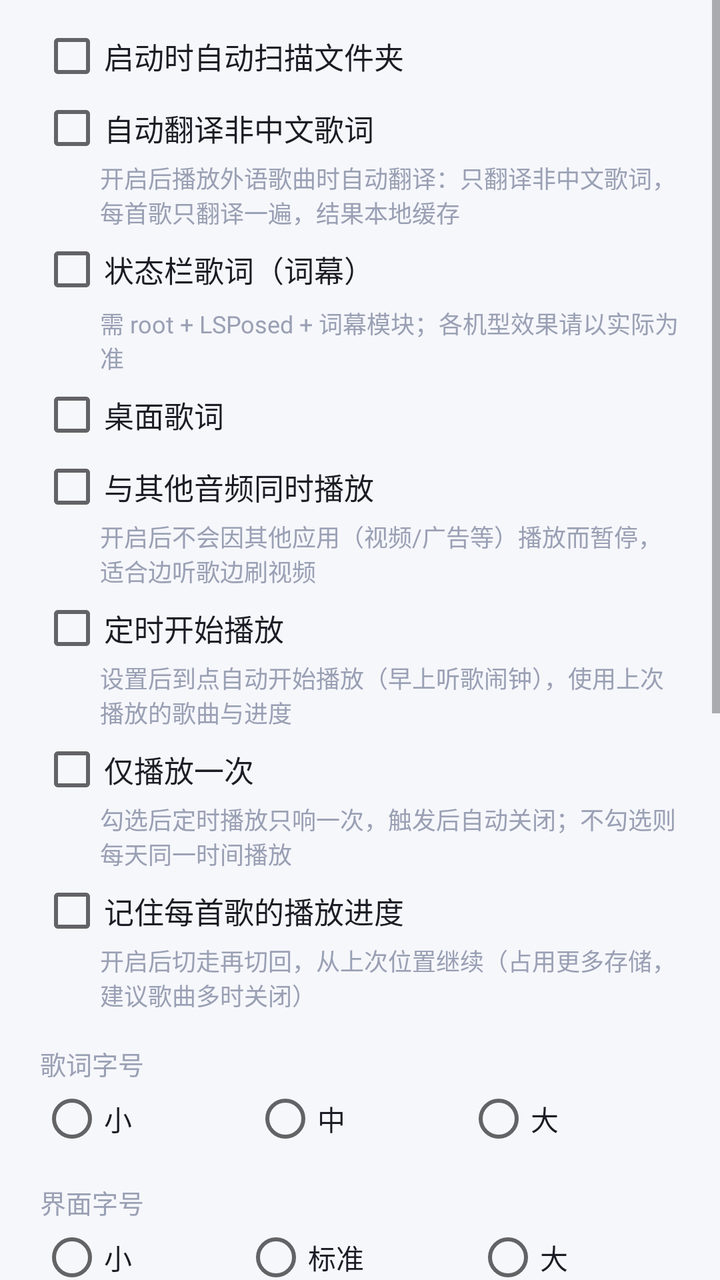
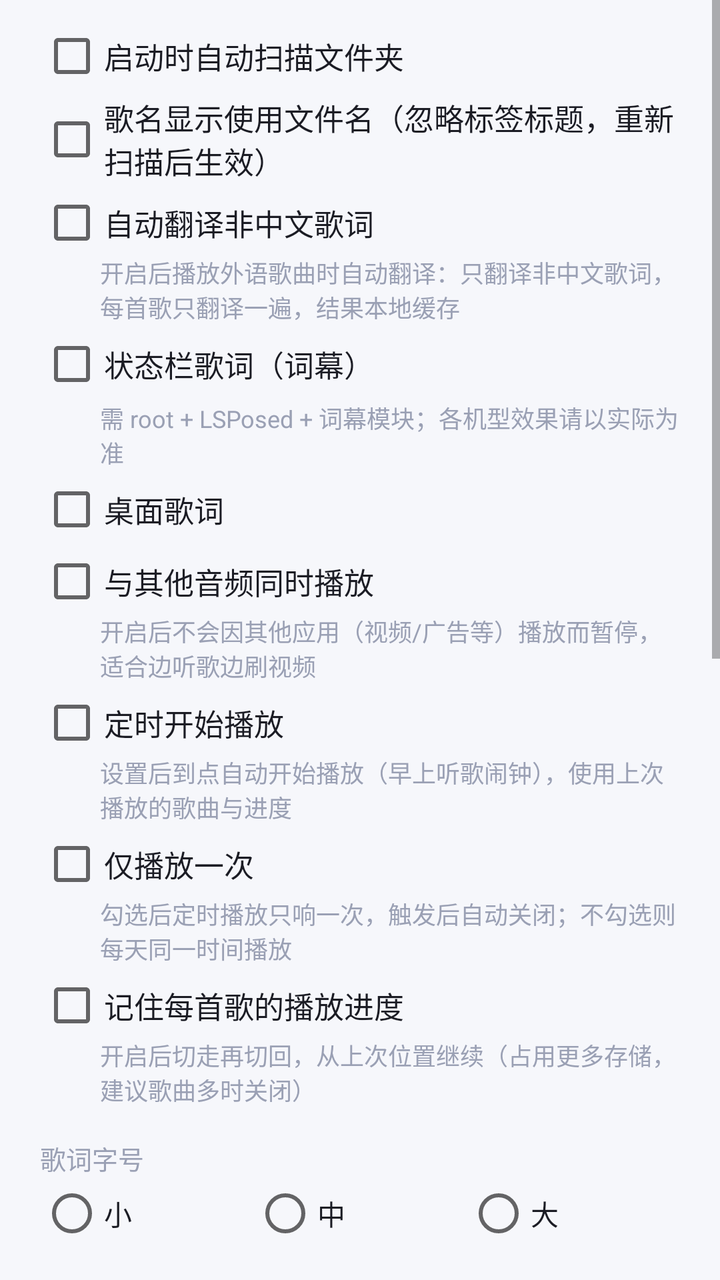

Before-and-after screenshots of an Android layout around one commit, followed by the original layout XML and the change that was made.
<!-- AndroidManifest.xml: application theme Theme.SubtitlePlayer -->
<!-- res/layout/settings_dialog.xml -->
<?xml version="1.0" encoding="utf-8"?>
<ScrollView xmlns:android="http://schemas.android.com/apk/res/android"
    android:layout_width="match_parent"
    android:layout_height="wrap_content">

    <LinearLayout
        android:layout_width="match_parent"
        android:layout_height="wrap_content"
        android:orientation="vertical"
        android:paddingStart="20dp"
        android:paddingEnd="20dp"
        android:paddingTop="12dp"
        android:paddingBottom="4dp">

        <CheckBox
            android:id="@+id/chkAutoScan"
            android:layout_width="match_parent"
            android:layout_height="wrap_content"
            android:text="@string/auto_scan"
            android:textColor="@color/text_primary"
            android:textSize="15sp" />

        <CheckBox
            android:id="@+id/chkAutoTrans"
            android:layout_width="match_parent"
            android:layout_height="wrap_content"
            android:layout_marginTop="4dp"
            android:text="@string/auto_trans"
            android:textColor="@color/text_primary"
            android:textSize="15sp" />

        <TextView
            android:layout_width="match_parent"
            android:layout_height="wrap_content"
            android:layout_marginStart="30dp"
            android:text="@string/auto_trans_hint"
            android:textColor="@color/text_hint"
            android:textSize="12sp" />

        <CheckBox
            android:id="@+id/chkLyricon"
            android:layout_width="match_parent"
            android:layout_height="wrap_content"
            android:layout_marginTop="4dp"
            android:text="@string/lyricon_enabled"
            android:textColor="@color/text_primary"
            android:textSize="15sp" />

        <TextView
            android:layout_width="match_parent"
            android:layout_height="wrap_content"
            android:layout_marginStart="30dp"
            android:layout_marginTop="2dp"
            android:text="@string/lyricon_hint"
            android:textColor="@color/text_hint"
            android:textSize="12sp" />

        <CheckBox
            android:id="@+id/chkDesktopLyrics"
            android:layout_width="match_parent"
            android:layout_height="wrap_content"
            android:layout_marginTop="4dp"
            android:text="@string/desktop_lyrics_label"
            android:textColor="@color/text_primary"
            android:textSize="15sp" />

        <LinearLayout
            android:id="@+id/lyricsGroup"
            android:layout_width="match_parent"
            android:layout_height="wrap_content"
            android:layout_marginStart="30dp"
            android:orientation="vertical"
            android:visibility="gone">

            <TextView
                android:layout_width="match_parent"
                android:layout_height="wrap_content"
                android:layout_marginTop="8dp"
                android:text="@string/desktop_lyrics_size_label"
                android:textColor="@color/text_hint"
                android:textSize="13sp" />

            <RadioGroup
                android:id="@+id/rgDesktopSize"
                android:layout_width="match_parent"
                android:layout_height="wrap_content"
                android:orientation="horizontal">

                <RadioButton
                    android:id="@+id/rbDesktopSizeS"
                    android:layout_width="wrap_content"
                    android:layout_height="wrap_content"
                    android:layout_weight="1"
                    android:tag="0"
                    android:text="@string/size_small"
                    android:textColor="@color/text_primary" />

                <RadioButton
                    android:id="@+id/rbDesktopSizeM"
                    android:layout_width="wrap_content"
                    android:layout_height="wrap_content"
                    android:layout_weight="1"
                    android:tag="1"
                    android:text="@string/size_medium"
                    android:textColor="@color/text_primary" />

                <RadioButton
                    android:id="@+id/rbDesktopSizeL"
                    android:layout_width="wrap_content"
                    android:layout_height="wrap_content"
                    android:layout_weight="1"
                    android:tag="2"
                    android:text="@string/size_large"
                    android:textColor="@color/text_primary" />
            </RadioGroup>

            <TextView
                android:layout_width="match_parent"
                android:layout_height="wrap_content"
                android:layout_marginTop="8dp"
                android:text="@string/desktop_lyrics_alpha_label"
                android:textColor="@color/text_hint"
                android:textSize="13sp" />

            <RadioGroup
                android:id="@+id/rgDesktopAlpha"
                android:layout_width="match_parent"
                android:layout_height="wrap_content"
                android:orientation="horizontal">

                <RadioButton
                    android:id="@+id/rbDesktopAlpha0"
                    android:layout_width="wrap_content"
                    android:layout_height="wrap_content"
                    android:layout_weight="1"
                    android:tag="0"
                    android:text="@string/desktop_lyrics_alpha_0"
                    android:textColor="@color/text_primary" />

                <RadioButton
                    android:id="@+id/rbDesktopAlpha1"
                    android:layout_width="wrap_content"
                    android:layout_height="wrap_content"
                    android:layout_weight="1"
                    android:tag="1"
                    android:text="@string/desktop_lyrics_alpha_1"
                    android:textColor="@color/text_primary" />

                <RadioButton
                    android:id="@+id/rbDesktopAlpha2"
                    android:layout_width="wrap_content"
                    android:layout_height="wrap_content"
                    android:layout_weight="1"
                    android:tag="2"
                    android:text="@string/desktop_lyrics_alpha_2"
                    android:textColor="@color/text_primary" />

                <RadioButton
                    android:id="@+id/rbDesktopAlpha3"
                    android:layout_width="wrap_content"
                    android:layout_height="wrap_content"
                    android:layout_weight="1"
                    android:tag="3"
                    android:text="@string/desktop_lyrics_alpha_3"
                    android:textColor="@color/text_primary" />
            </RadioGroup>

            <Button
                android:id="@+id/btnDesktopColor"
                style="@style/BtnStyle"
                android:layout_width="match_parent"
                android:layout_height="wrap_content"
                android:layout_marginTop="8dp"
                android:text="@string/desktop_lyrics_color" />

            <CheckBox
                android:id="@+id/chkLyricsLocked"
                android:layout_width="match_parent"
                android:layout_height="wrap_content"
                android:layout_marginTop="4dp"
                android:text="@string/desktop_lyrics_locked"
                android:textColor="@color/text_primary"
                android:textSize="14sp" />

            <CheckBox
                android:id="@+id/chkDesktopCenter"
                android:layout_width="match_parent"
                android:layout_height="wrap_content"
                android:layout_marginTop="4dp"
                android:text="@string/desktop_lyrics_center"
                android:textColor="@color/text_primary"
                android:textSize="14sp" />
        </LinearLayout>

        <CheckBox
            android:id="@+id/chkMixAudio"
            android:layout_width="match_parent"
            android:layout_height="wrap_content"
            android:layout_marginTop="4dp"
            android:text="@string/mix_audio_label"
            android:textColor="@color/text_primary"
            android:textSize="15sp" />

        <TextView
            android:layout_width="match_parent"
            android:layout_height="wrap_content"
            android:layout_marginStart="30dp"
            android:text="@string/mix_audio_hint"
            android:textColor="@color/text_hint"
            android:textSize="12sp" />

        <CheckBox
            android:id="@+id/chkAlarmPlay"
            android:layout_width="match_parent"
            android:layout_height="wrap_content"
            android:layout_marginTop="4dp"
            android:text="@string/alarm_play"
            android:textColor="@color/text_primary"
            android:textSize="15sp" />

        <TextView
            android:layout_width="match_parent"
            android:layout_height="wrap_content"
            android:layout_marginStart="30dp"
            android:text="@string/alarm_play_hint"
            android:textColor="@color/text_hint"
            android:textSize="12sp" />

        <CheckBox
            android:id="@+id/chkAlarmOnce"
            android:layout_width="match_parent"
            android:layout_height="wrap_content"
            android:layout_marginTop="4dp"
            android:text="@string/alarm_once_label"
            android:textColor="@color/text_primary"
            android:textSize="15sp" />

        <TextView
            android:layout_width="match_parent"
            android:layout_height="wrap_content"
            android:layout_marginStart="30dp"
            android:text="@string/alarm_once_hint"
            android:textColor="@color/text_hint"
            android:textSize="12sp" />

        <CheckBox
            android:id="@+id/chkPerSong"
            android:layout_width="match_parent"
            android:layout_height="wrap_content"
            android:layout_marginTop="4dp"
            android:text="@string/per_song_label"
            android:textColor="@color/text_primary"
            android:textSize="15sp" />

        <TextView
            android:layout_width="match_parent"
            android:layout_height="wrap_content"
            android:layout_marginStart="30dp"
            android:text="@string/per_song_hint"
            android:textColor="@color/text_hint"
            android:textSize="12sp" />

        <TextView
            android:layout_width="match_parent"
            android:layout_height="wrap_content"
            android:layout_marginTop="16dp"
            android:text="@string/lyric_size_label"
            android:textColor="@color/text_hint"
            android:textSize="13sp" />

        <RadioGroup
            android:id="@+id/rgLyricSize"
            android:layout_width="match_parent"
            android:layout_height="wrap_content"
            android:layout_marginTop="2dp"
            android:orientation="horizontal">

            <RadioButton
                android:id="@+id/rbLyricSmall"
                android:layout_width="wrap_content"
                android:layout_height="wrap_content"
                android:layout_weight="1"
                android:tag="15"
                android:text="@string/size_small"
                android:textColor="@color/text_primary" />

            <RadioButton
                android:id="@+id/rbLyricMid"
                android:layout_width="wrap_content"
                android:layout_height="wrap_content"
                android:layout_weight="1"
                android:tag="18"
                android:text="@string/size_medium"
                android:textColor="@color/text_primary" />

            <RadioButton
                android:id="@+id/rbLyricLarge"
                android:layout_width="wrap_content"
                android:layout_height="wrap_content"
                android:layout_weight="1"
                android:tag="22"
                android:text="@string/size_large"
                android:textColor="@color/text_primary" />
        </RadioGroup>

        <TextView
            android:layout_width="match_parent"
            android:layout_height="wrap_content"
            android:layout_marginTop="16dp"
            android:text="@string/ui_size_label"
            android:textColor="@color/text_hint"
            android:textSize="13sp" />

        <RadioGroup
            android:id="@+id/rgUiSize"
            android:layout_width="match_parent"
            android:layout_height="wrap_content"
            android:layout_marginTop="2dp"
            android:orientation="horizontal">

            <RadioButton
                android:id="@+id/rbUiSmall"
                android:layout_width="wrap_content"
                android:layout_height="wrap_content"
                android:layout_weight="1"
                android:tag="13"
                android:text="@string/size_small"
                android:textColor="@color/text_primary" />

            <RadioButton
                android:id="@+id/rbUiStd"
                android:layout_width="wrap_content"
                android:layout_height="wrap_content"
                android:layout_weight="1"
                android:tag="15"
                android:text="@string/size_standard"
                android:textColor="@color/text_primary" />

            <RadioButton
                android:id="@+id/rbUiLarge"
                android:layout_width="wrap_content"
                android:layout_height="wrap_content"
                android:layout_weight="1"
                android:tag="17"
                android:text="@string/size_large"
                android:textColor="@color/text_primary" />
        </RadioGroup>

        <TextView
            android:layout_width="match_parent"
            android:layout_height="wrap_content"
            android:layout_marginTop="16dp"
            android:text="@string/lib_layout"
            android:textColor="@color/text_hint"
            android:textSize="13sp" />

        <RadioGroup
            android:id="@+id/rgLibLayout"
            android:layout_width="match_parent"
            android:layout_height="wrap_content"
            android:layout_marginTop="2dp"
            android:orientation="horizontal">

            <RadioButton
                android:id="@+id/rbLibGrid"
                android:layout_width="wrap_content"
                android:layout_height="wrap_content"
                android:layout_weight="1"
                android:tag="0"
                android:text="@string/lib_grid"
                android:textColor="@color/text_primary" />

            <RadioButton
                android:id="@+id/rbLibTree"
                android:layout_width="wrap_content"
                android:layout_height="wrap_content"
                android:layout_weight="1"
                android:tag="1"
                android:text="@string/lib_tree"
                android:textColor="@color/text_primary" />
        </RadioGroup>

        <TextView
            android:layout_width="match_parent"
            android:layout_height="wrap_content"
            android:layout_marginTop="16dp"
            android:text="@string/seek_step_label"
            android:textColor="@color/text_hint"
            android:textSize="13sp" />

        <RadioGroup
            android:id="@+id/rgSeekStep"
            android:layout_width="match_parent"
            android:layout_height="wrap_content"
            android:layout_marginTop="2dp"
            android:orientation="horizontal">

            <RadioButton
                android:layout_width="wrap_content"
                android:layout_height="wrap_content"
                android:layout_weight="1"
                android:tag="1"
                android:text="1s"
                android:textColor="@color/text_primary" />

            <RadioButton
                android:layout_width="wrap_content"
                android:layout_height="wrap_content"
                android:layout_weight="1"
                android:tag="2"
                android:text="2s"
                android:textColor="@color/text_primary" />

            <RadioButton
                android:layout_width="wrap_content"
                android:layout_height="wrap_content"
                android:layout_weight="1"
                android:tag="5"
                android:text="5s"
                android:textColor="@color/text_primary" />

            <RadioButton
                android:layout_width="wrap_content"
                android:layout_height="wrap_content"
                android:layout_weight="1"
                android:tag="10"
                android:text="10s"
                android:textColor="@color/text_primary" />

            <RadioButton
                android:layout_width="wrap_content"
                android:layout_height="wrap_content"
                android:layout_weight="1"
                android:tag="15"
                android:text="15s"
                android:textColor="@color/text_primary" />

            <RadioButton
                android:layout_width="wrap_content"
                android:layout_height="wrap_content"
                android:layout_weight="1"
                android:tag="30"
                android:text="30s"
                android:textColor="@color/text_primary" />
        </RadioGroup>

        <TextView
            android:layout_width="match_parent"
            android:layout_height="wrap_content"
            android:layout_marginTop="16dp"
            android:text="@string/lyric_font_label"
            android:textColor="@color/text_hint"
            android:textSize="13sp" />

        <RadioGroup
            android:id="@+id/rgFont"
            android:layout_width="match_parent"
            android:layout_height="wrap_content"
            android:layout_marginTop="2dp"
            android:orientation="horizontal">

            <RadioButton
                android:id="@+id/rbFontDefault"
                android:layout_width="wrap_content"
                android:layout_height="wrap_content"
                android:layout_weight="1"
                android:tag="0"
                android:text="@string/font_default"
                android:textColor="@color/text_primary" />

            <RadioButton
                android:id="@+id/rbFontSerif"
                android:layout_width="wrap_content"
                android:layout_height="wrap_content"
                android:layout_weight="1"
                android:tag="1"
                android:text="@string/font_serif"
                android:textColor="@color/text_primary" />

            <RadioButton
                android:id="@+id/rbFontMono"
                android:layout_width="wrap_content"
                android:layout_height="wrap_content"
                android:layout_weight="1"
                android:tag="2"
                android:text="@string/font_mono"
                android:textColor="@color/text_primary" />
        </RadioGroup>

        <LinearLayout
            android:layout_width="match_parent"
            android:layout_height="wrap_content"
            android:layout_marginTop="18dp"
            android:orientation="horizontal">

            <Button
                android:id="@+id/btnRescanNow"
                style="@style/BtnStyle"
                android:layout_width="0dp"
                android:layout_height="wrap_content"
                android:layout_marginEnd="6dp"
                android:layout_weight="1"
                android:text="@string/rescan" />

            <Button
                android:id="@+id/btnChangeFolder"
                style="@style/BtnStyle"
                android:layout_width="0dp"
                android:layout_height="wrap_content"
                android:layout_weight="1"
                android:text="@string/change_folder" />
        </LinearLayout>

        <Button
            android:id="@+id/btnExportLog"
            style="@style/BtnStyle"
            android:layout_width="match_parent"
            android:layout_height="wrap_content"
            android:layout_marginTop="10dp"
            android:text="@string/playback_log_btn" />

        <Button
            android:id="@+id/btnAbout"
            style="@style/BtnStyle"
            android:layout_width="match_parent"
            android:layout_height="wrap_content"
            android:layout_marginTop="10dp"
            android:text="@string/about" />

        <Button
            android:id="@+id/btnTransSettings"
            style="@style/BtnStyle"
            android:layout_width="match_parent"
            android:layout_height="wrap_content"
            android:layout_marginTop="10dp"
            android:text="@string/trans_settings" />

        <Button
            android:id="@+id/btnEqSettings"
            style="@style/BtnStyle"
            android:layout_width="match_parent"
            android:layout_height="wrap_content"
            android:layout_marginTop="10dp"
            android:text="@string/eq_entry" />

        <Button
            android:id="@+id/btnTheme"
            style="@style/BtnStyle"
            android:layout_width="match_parent"
            android:layout_height="wrap_content"
            android:layout_marginTop="10dp"
            android:text="@string/theme_entry" />

    </LinearLayout>
</ScrollView>
<!-- resources referenced by this layout -->
<resources>
  <color name="text_hint">#9AA0B4</color>
  <color name="text_primary">#1B1C24</color>
  <string name="about">关于拾音</string>
  <string name="alarm_once_hint">勾选后定时播放只响一次，触发后自动关闭；不勾选则每天同一时间播放</string>
  <string name="alarm_once_label">仅播放一次</string>
  <string name="alarm_play">定时开始播放</string>
  <string name="alarm_play_hint">设置后到点自动开始播放（早上听歌闹钟），使用上次播放的歌曲与进度</string>
  <string name="auto_scan">启动时自动扫描文件夹</string>
  <string name="auto_trans">自动翻译非中文歌词</string>
  <string name="auto_trans_hint">开启后播放外语歌曲时自动翻译：只翻译非中文歌词，每首歌只翻译一遍，结果本地缓存</string>
  <string name="change_folder">添加扫描文件夹</string>
  <string name="desktop_lyrics_alpha_0">不透明</string>
  <string name="desktop_lyrics_alpha_1">半透明</string>
  <string name="desktop_lyrics_alpha_2">更透明</string>
  <string name="desktop_lyrics_alpha_3">全透明（无背景）</string>
  <string name="desktop_lyrics_alpha_label">背景透明度</string>
  <string name="desktop_lyrics_center">居中显示（水平始终居中，可上下拖动；修复横屏跑出屏幕）</string>
  <string name="desktop_lyrics_color">歌词文字颜色</string>
  <string name="desktop_lyrics_label">桌面歌词</string>
  <string name="desktop_lyrics_locked">锁定位置（不可拖动）</string>
  <string name="desktop_lyrics_size_label">歌词字号</string>
  <string name="eq_entry">音效</string>
  <string name="font_default">默认</string>
  <string name="font_mono">等宽</string>
  <string name="font_serif">衬线</string>
  <string name="lib_grid">网格（大图标）</string>
  <string name="lib_layout">音乐库布局</string>
  <string name="lib_tree">树形目录</string>
  <string name="lyric_font_label">歌词字体</string>
  <string name="lyric_size_label">歌词字号</string>
  <string name="lyricon_enabled">状态栏歌词（词幕）</string>
  <string name="lyricon_hint">需 root + LSPosed + 词幕模块；各机型效果请以实际为准</string>
  <string name="mix_audio_hint">开启后不会因其他应用（视频/广告等）播放而暂停，适合边听歌边刷视频</string>
  <string name="mix_audio_label">与其他音频同时播放</string>
  <string name="per_song_hint">开启后切走再切回，从上次位置继续（占用更多存储，建议歌曲多时关闭）</string>
  <string name="per_song_label">记住每首歌的播放进度</string>
  <string name="playback_log_btn">导出运行日志（播放异常时点这个，复制发给作者）</string>
  <string name="rescan">重新扫描</string>
  <string name="seek_step_label">快进退时长</string>
  <string name="size_large">大</string>
  <string name="size_medium">中</string>
  <string name="size_small">小</string>
  <string name="size_standard">标准</string>
  <string name="theme_entry">主题</string>
  <string name="trans_settings">翻译设置</string>
  <string name="ui_size_label">界面字号</string>
  <style name="Theme.SubtitlePlayer" parent="Theme.AppCompat.DayNight.NoActionBar">
          <item name="android:windowBackground">@color/bg</item>
          <item name="android:statusBarColor">@color/bg</item>
          <item name="android:navigationBarColor">@color/bg</item>
      </style>
  <!-- drawable bg_button (drawable) -->
  <?xml version="1.0" encoding="utf-8"?>
  <shape xmlns:android="http://schemas.android.com/apk/res/android"
      android:shape="rectangle">
      <corners android:radius="22dp" />
      <gradient
          android:angle="0"
          android:endColor="@color/accent_dark"
          android:startColor="@color/accent" />
  </shape>
  <color name="white">#FFFFFF</color>
  <color name="bg">#F6F7FB</color>
  <color name="accent_dark">#3B5BDB</color>
  <color name="accent">#4A6CF7</color>
  <!-- unchanged entries left out for length: 1 -->
</resources>

<!-- the commit's change to res/layout/settings_dialog.xml (unified diff, before → after) -->
@@ -21,6 +21,15 @@
             android:textSize="15sp" />
 
         <CheckBox
+            android:id="@+id/chkTitleFromFilename"
+            android:layout_width="match_parent"
+            android:layout_height="wrap_content"
+            android:layout_marginTop="4dp"
+            android:text="@string/title_from_filename"
+            android:textColor="@color/text_primary"
+            android:textSize="15sp" />
+
+        <CheckBox
             android:id="@+id/chkAutoTrans"
             android:layout_width="match_parent"
             android:layout_height="wrap_content"
@@ -512,6 +521,14 @@
         </LinearLayout>
 
         <Button
+            android:id="@+id/btnAsrEntry"
+            style="@style/BtnStyle"
+            android:layout_width="match_parent"
+            android:layout_height="wrap_content"
+            android:layout_marginTop="10dp"
+            android:text="@string/asr_entry" />
+
+        <Button
             android:id="@+id/btnExportLog"
             style="@style/BtnStyle"
             android:layout_width="match_parent"
<!-- resource entries referenced after the edit -->
@@ -7,6 +7,7 @@
   <string name="alarm_once_label">仅播放一次</string>
   <string name="alarm_play">定时开始播放</string>
   <string name="alarm_play_hint">设置后到点自动开始播放（早上听歌闹钟），使用上次播放的歌曲与进度</string>
+  <string name="asr_entry">歌词识别（日语 · 实验）</string>
   <string name="auto_scan">启动时自动扫描文件夹</string>
   <string name="auto_trans">自动翻译非中文歌词</string>
   <string name="auto_trans_hint">开启后播放外语歌曲时自动翻译：只翻译非中文歌词，每首歌只翻译一遍，结果本地缓存</string>
@@ -44,6 +45,7 @@
   <string name="size_small">小</string>
   <string name="size_standard">标准</string>
   <string name="theme_entry">主题</string>
+  <string name="title_from_filename">歌名显示使用文件名（忽略标签标题，重新扫描后生效）</string>
   <string name="trans_settings">翻译设置</string>
   <string name="ui_size_label">界面字号</string>
   <style name="Theme.SubtitlePlayer" parent="Theme.AppCompat.DayNight.NoActionBar">
